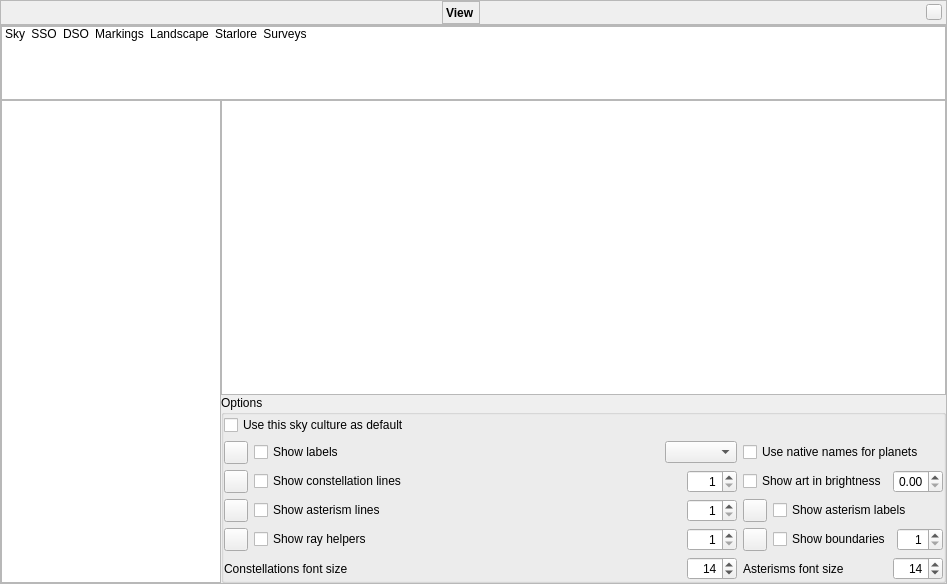
The window that src/gui/viewDialog.ui (Stellarium/stellarium) describes before a commit, drawn with Qt 5.
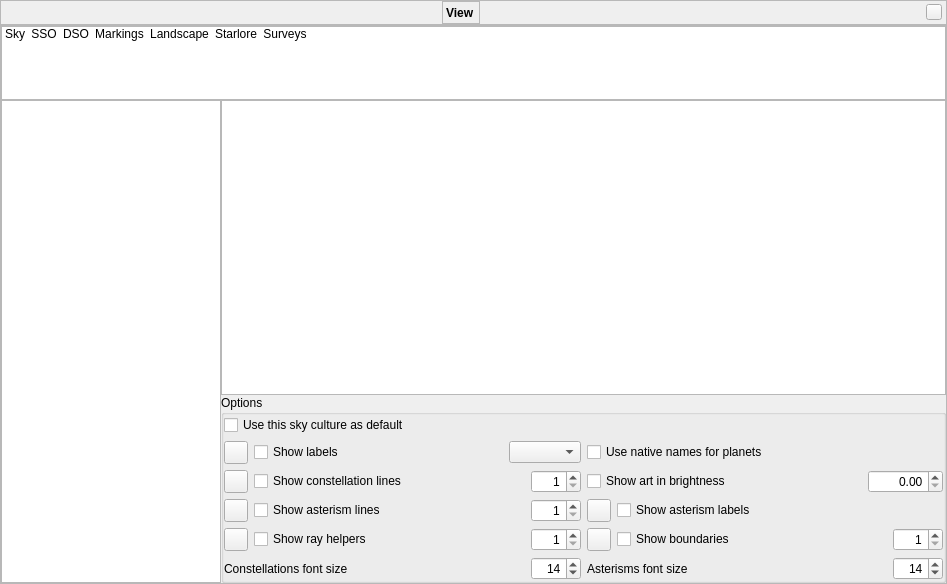
The same window after the commit. The open tabs and pages were chosen to show the change. Icons and pictures are not drawn. Custom widgets are drawn as their Qt base class.

Commit message: increase width of sky art brightness spinner

The edit to the form file:
```diff
--- a/src/gui/viewDialog.ui
+++ b/src/gui/viewDialog.ui
@@ -4338,9 +4338,15 @@
                </item>
                <item>
                 <widget class="QDoubleSpinBox" name="constellationArtBrightnessSpinBox">
+                 <property name="sizePolicy">
+                  <sizepolicy hsizetype="MinimumExpanding" vsizetype="Fixed">
+                   <horstretch>0</horstretch>
+                   <verstretch>0</verstretch>
+                  </sizepolicy>
+                 </property>
                  <property name="maximumSize">
                   <size>
-                   <width>50</width>
+                   <width>75</width>
                    <height>16777215</height>
                   </size>
                  </property>
```
